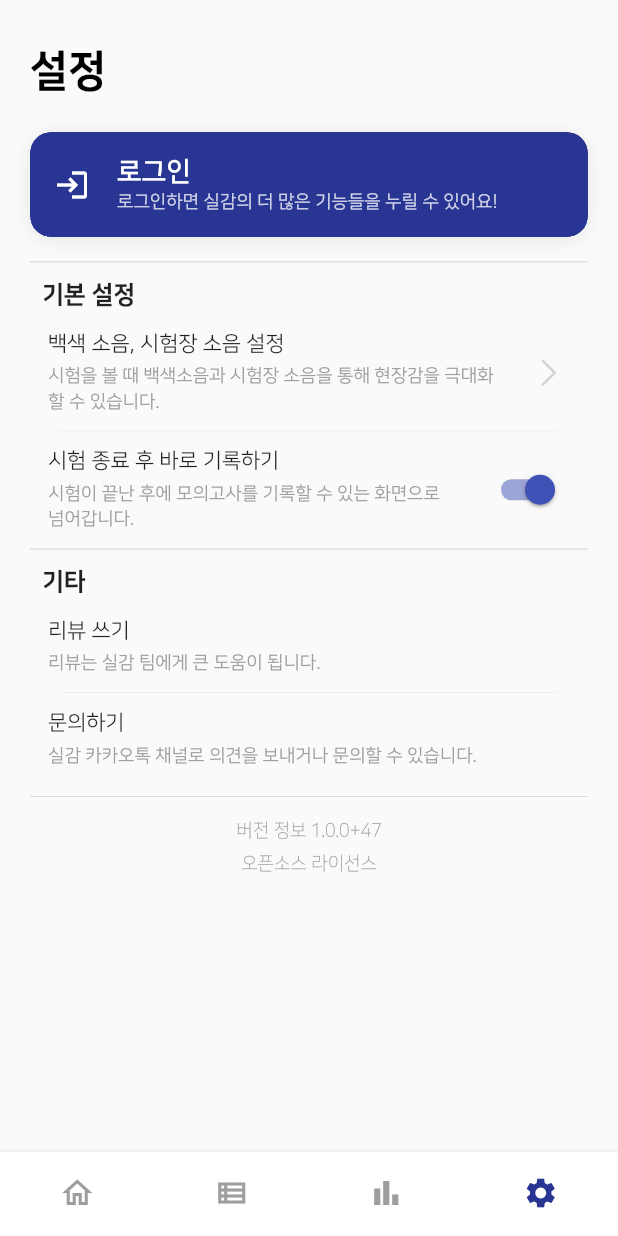
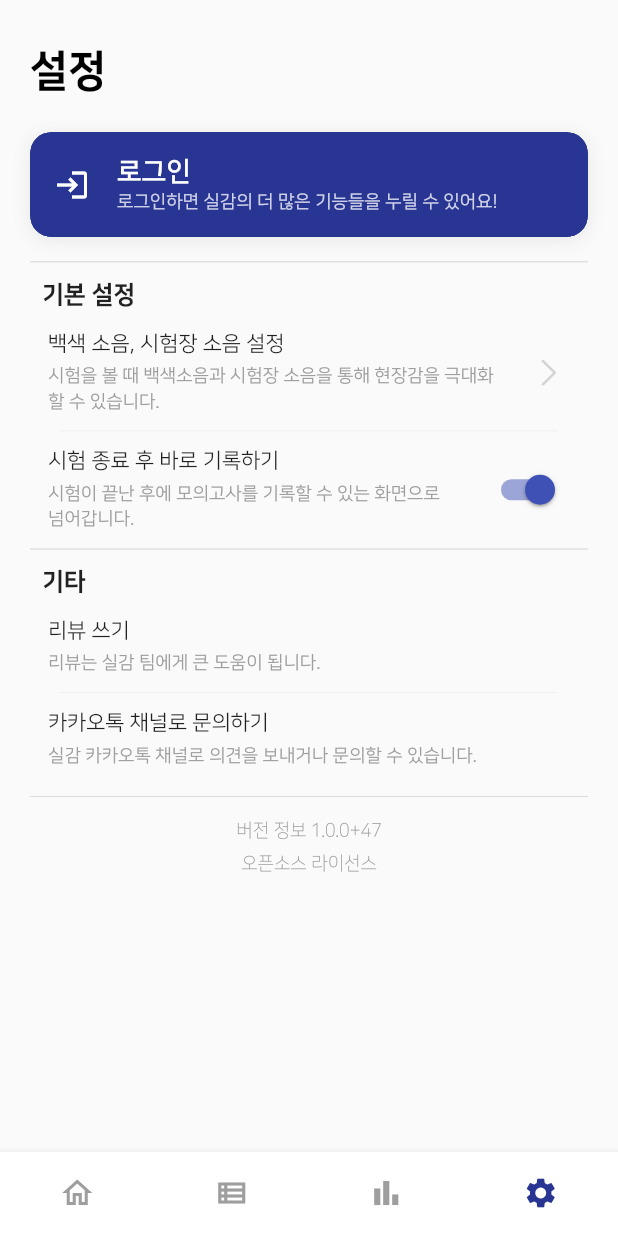
Before and after one commit to silgam/silgam-flutter, a Flutter app: the screen it shows after launch, item 4 of the bottom bar chosen, on a phone screen of 412 x 824 dp. Run offline on Flutter 3.47's test engine with Material 2 defaults, Android fonts, the phone set to English and light mode, and no system bars; our stand-ins replace bloc, cached_network_image, carousel_slider, cloud_firestore, connectivity_plus, dio and 35 more; missing offline and left inert: audio_session, flutter_facebook_auth, in_app_purchase_storekit, kakao_flutter_sdk, mixpanel_flutter, rich_text_controller; accounts and stored records are empty; generated files the repository leaves out were written again; network calls fail; statements that could not run were skipped.

Commit message:
feat: 문의하기 버튼 문구 변경

```diff
--- a/lib/presentation/home_page/settings/settings_view.dart
+++ b/lib/presentation/home_page/settings/settings_view.dart
@@ -105,7 +105,7 @@ class _SettingsViewState extends State<SettingsView> {
       SettingTile(
         onTap: () => launchUrl(Uri.parse(urlKakaotalk),
             mode: LaunchMode.externalApplication),
-        title: '문의하기',
+        title: '카카오톡 채널로 문의하기',
         description: '실감 카카오톡 채널로 의견을 보내거나 문의할 수 있습니다.',
       ),
       if (appState.isSignedIn) const SettingDivider(),
```
